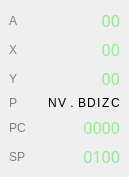
Before: the Qt Designer form cpuwidget.ui in rjaremczak/mo65x, drawn with Qt 5.
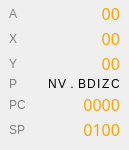
After: the same form once the commit is applied.

Commit message: UI tweaks, emulation state added

```diff
--- a/cpuwidget.ui
+++ b/cpuwidget.ui
@@ -7,9 +7,13 @@
     <x>0</x>
     <y>0</y>
     <width>129</width>
-    <height>177</height>
+    <height>146</height>
    </rect>
   </property>
+  <property name="styleSheet">
+   <string notr="true">QDockWidget {color: orange}  QDockWidget::title {text-align: left;
+    border-bottom: 1px solid orange;} </string>
+  </property>
   <property name="features">
    <set>QDockWidget::NoDockWidgetFeatures</set>
   </property>
@@ -18,6 +22,18 @@
   </property>
   <widget class="QWidget" name="dockWidgetContents">
    <layout class="QGridLayout" name="gridLayout">
+    <property name="topMargin">
+     <number>2</number>
+    </property>
+    <property name="bottomMargin">
+     <number>9</number>
+    </property>
+    <property name="horizontalSpacing">
+     <number>6</number>
+    </property>
+    <property name="verticalSpacing">
+     <number>2</number>
+    </property>
     <item row="10" column="3">
      <spacer name="verticalSpacer">
       <property name="orientation">
@@ -43,7 +59,7 @@
        </font>
       </property>
       <property name="styleSheet">
-       <string notr="true">color:lightgreen</string>
+       <string notr="true">color: orange</string>
       </property>
       <property name="text">
        <string>00</string>
@@ -62,7 +78,7 @@
        </font>
       </property>
       <property name="styleSheet">
-       <string notr="true">color:lightgreen</string>
+       <string notr="true">color: orange</string>
       </property>
       <property name="text">
        <string>00</string>
@@ -91,7 +107,7 @@
        </font>
       </property>
       <property name="styleSheet">
-       <string notr="true">color:lightgreen</string>
+       <string notr="true">color: orange</string>
       </property>
       <property name="text">
        <string>0100</string>
@@ -110,7 +126,7 @@
        </font>
       </property>
       <property name="styleSheet">
-       <string notr="true">color:lightgreen</string>
+       <string notr="true">color: orange</string>
       </property>
       <property name="text">
        <string>0000</string>
@@ -129,7 +145,7 @@
        </font>
       </property>
       <property name="styleSheet">
-       <string notr="true">color:lightgreen</string>
+       <string notr="true">color:orange</string>
       </property>
       <property name="text">
        <string>00</string>
@@ -264,6 +280,9 @@
           <verstretch>0</verstretch>
          </sizepolicy>
         </property>
+        <property name="styleSheet">
+         <string notr="true"/>
+        </property>
         <property name="text">
          <string>Z</string>
         </property>
```
Left out of the diff: 2 changed lines with no effect on the pictures. The commit also changes 5 other files.
